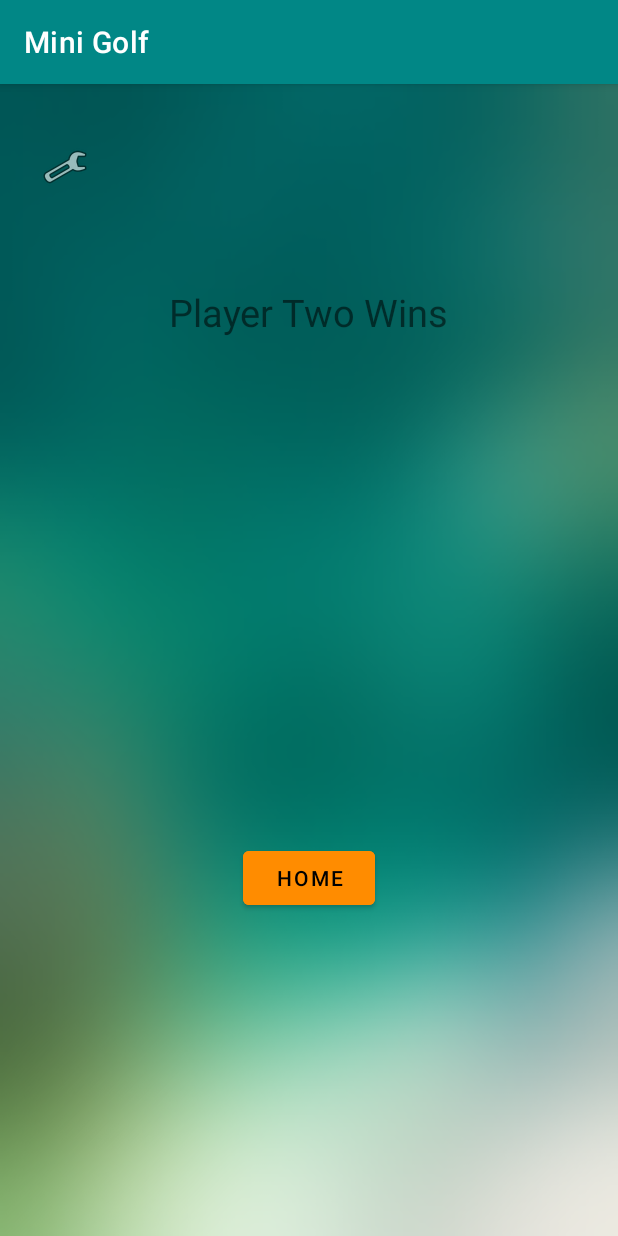
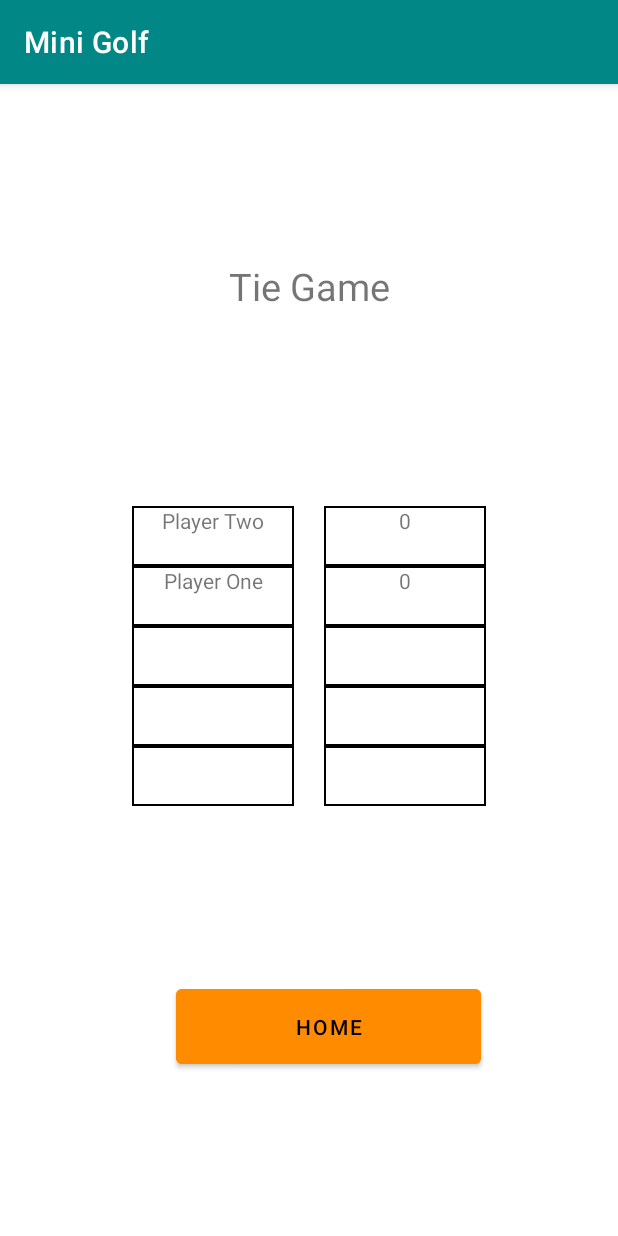
Before and after one commit to cordovaom/team100_miniGolfApp, an Android app: the ScoreCard screen opened directly, with no data from a screen before it, after a tap on "DONE", on a phone screen of 412 x 824 dp. Run offline under Robolectric (Android 15) with nearby library versions, the phone set to English and light mode, and no system bars.

Commit message:
Added basic score board to results page.

```diff
--- a/app/src/main/java/edu/vcu/team100_minigolfapp/Results.java
+++ b/app/src/main/java/edu/vcu/team100_minigolfapp/Results.java
@@ -6,7 +6,6 @@ import android.content.Intent;
 import android.os.Bundle;
 import android.view.View;
 import android.widget.Button;
-import android.widget.ImageButton;
 import android.widget.TextView;
 
 public class Results extends AppCompatActivity {
@@ -16,34 +15,41 @@ public class Results extends AppCompatActivity {
         super.onCreate(savedInstanceState);
         setContentView(R.layout.activity_results);
 
-        Boolean winner = getIntent().getBooleanExtra("playerOneWins", false);
-        //TextView winner = findViewById(R.id.resultsWinner);
-        //winner.setText(getIntent().getStringExtra("winner"));
+        String winner = getIntent().getStringExtra("winner");
+        String P1Name = getIntent().getStringExtra("P1Name");
+        String P2Name = getIntent().getStringExtra("P2Name");
+        /*String P3Name = getIntent().getStringExtra("P3Name");
+        String P4Name = getIntent().getStringExtra("P4Name");
+        String P5Name = getIntent().getStringExtra("P5Name");*/
+        String P1Score = getIntent().getStringExtra("P1Score");
+        String P2Score = getIntent().getStringExtra("P2Score");
+        /*int P3Score = getIntent().getIntExtra("P3Score", -1);
+        int P4Score = getIntent().getIntExtra("P4Score", -1);
+        int P5Score = getIntent().getIntExtra("P5Score", -1);*/
 
-        if(winner){
-            ((View)findViewById(R.id.playerOneView)).setVisibility(View.VISIBLE);
+        if(!winner.equals("Tie")){
+            ((TextView)findViewById(R.id.WinnerName)).setText(winner + " Wins");
+            ((TextView)findViewById(R.id.P1Name)).setText(P1Name);
+            ((TextView)findViewById(R.id.P2Name)).setText(P2Name);
+            ((TextView)findViewById(R.id.P1Score)).setText(P1Score);
+            ((TextView)findViewById(R.id.P2Score)).setText(P2Score);
         } else {
-            ((View)findViewById(R.id.playerTwoView)).setVisibility(View.VISIBLE);
+            ((TextView)findViewById(R.id.WinnerName)).setText("Tie Game");
+            ((TextView)findViewById(R.id.P1Name)).setText(P2Name);
+            ((TextView)findViewById(R.id.P2Name)).setText(P1Name);
+            ((TextView)findViewById(R.id.P1Score)).setText(P2Score);
+            ((TextView)findViewById(R.id.P2Score)).setText(P1Score);
         }
 
         Button home = findViewById(R.id.resultsHome);
         home.setOnClickListener(new View.OnClickListener() {
             @Override
             public void onClick(View v) {
-                ((View)findViewById(R.id.playerOneView)).setVisibility(View.INVISIBLE);
+                ((TextView)findViewById(R.id.WinnerName)).setText("");
                 Intent intent = new Intent(v.getContext(), MainActivity.class);
                 startActivity(intent);
             }
         });
 
-        ImageButton settings = findViewById(R.id.resultsSettingsButton);
-        settings.setOnClickListener(new View.OnClickListener() {
-            @Override
-            public void onClick(View v) {
-                ((View)findViewById(R.id.playerTwoView)).setVisibility(View.INVISIBLE);
-                Intent intent = new Intent(v.getContext(), Settings.class);
-                startActivity(intent);
-            }
-        });
     }
 }
--- a/app/src/main/java/edu/vcu/team100_minigolfapp/ScoreCard.java
+++ b/app/src/main/java/edu/vcu/team100_minigolfapp/ScoreCard.java
@@ -44,10 +44,14 @@ public class ScoreCard extends AppCompatActivity {
 
                 System.out.println("Player 1 Total: " + player1Total);
                 System.out.println("Player 2 Total: " + player2Total);
-                Boolean winner = (player1Total<player2Total);
+                String winner = ((player1Total<player2Total) ? "Player One" : (player2Total<player1Total) ? "Player Two":"Tie");
 
                 Intent intent = new Intent(v.getContext(), Results.class);
-                intent.putExtra("playerOneWins", winner);
+                intent.putExtra("winner", winner);
+                intent.putExtra("P1Name", "Player One");
+                intent.putExtra("P1Score", String.valueOf(player1Total));
+                intent.putExtra("P2Name", "Player Two");
+                intent.putExtra("P2Score", String.valueOf(player2Total));
                 startActivity(intent);
             }
         });
--- a/app/src/main/java/edu/vcu/team100_minigolfapp/Settings.java
+++ b/app/src/main/java/edu/vcu/team100_minigolfapp/Settings.java
@@ -19,14 +19,7 @@ public class Settings extends AppCompatActivity {
         //settings_Button =(ImageButton) findViewById(R.id.settings);
         course_Button =(Button) findViewById(R.id.courses_button);
 
-        //listener for courses button
-        course_Button.setOnClickListener(new View.OnClickListener() {
-            @Override
-            public void onClick(View v) {
-                openCourse();
 
-            }
-        });
         //listner for settings
 //        settings_Button.setOnClickListener(new View.OnClickListener() {
 //            @Override
@@ -40,8 +33,5 @@ public class Settings extends AppCompatActivity {
 //        Intent intent = new Intent(this,Settings.class);
 //        startActivity(intent);
 //    }
-    public void openCourse(){
-        Intent intentTwo = new Intent(this,EditCourse.class);
-        startActivity(intentTwo);
-    }
+
 }
--- a/app/src/main/res/layout/activity_results.xml
+++ b/app/src/main/res/layout/activity_results.xml
@@ -4,60 +4,141 @@
     xmlns:tools="http://schemas.android.com/tools"
     android:layout_width="match_parent"
     android:layout_height="match_parent"
-    android:background="@drawable/background2"
     tools:context=".Results">
+    <!--android:background="@drawable/background2"-->
+
 
     <Button
         android:id="@+id/resultsHome"
-        android:layout_width="wrap_content"
-        android:layout_height="wrap_content"
+        android:layout_width="203dp"
+        android:layout_height="62dp"
         android:backgroundTint="#ff8C00"
         android:text="@string/home"
         app:layout_constraintBottom_toBottomOf="parent"
         app:layout_constraintEnd_toEndOf="parent"
+        app:layout_constraintHorizontal_bias="0.563"
         app:layout_constraintStart_toStartOf="parent"
         app:layout_constraintTop_toTopOf="parent"
-        app:layout_constraintVertical_bias="0.702" />
-
-
-    <ImageButton
-        android:id="@+id/resultsSettingsButton"
-        android:layout_width="54dp"
-        android:layout_height="46dp"
-        android:layout_marginTop="16dp"
-        android:background="@null"
-        app:layout_constraintBottom_toBottomOf="parent"
-        app:layout_constraintEnd_toEndOf="parent"
-        app:layout_constraintHorizontal_bias="0.045"
-        app:layout_constraintStart_toStartOf="parent"
-        app:layout_constraintTop_toTopOf="parent"
-        app:layout_constraintVertical_bias="0.023"
-        app:srcCompat="@android:drawable/ic_menu_manage" />
+        app:layout_constraintVertical_bias="0.846" />
 
     <TextView
-        android:id="@+id/playerOneView"
-        android:layout_width="wrap_content"
-        android:layout_height="wrap_content"
+        android:id="@+id/WinnerName"
+        android:layout_width="216dp"
+        android:layout_height="40dp"
         android:text="@string/playerOne"
+        android:textAlignment="center"
         android:textSize="25dp"
-        android:visibility="invisible"
+        android:visibility="visible"
         app:layout_constraintBottom_toTopOf="@+id/resultsHome"
         app:layout_constraintEnd_toEndOf="parent"
         app:layout_constraintStart_toStartOf="parent"
         app:layout_constraintTop_toTopOf="parent"
-        app:layout_constraintVertical_bias="0.286"/>
+        app:layout_constraintVertical_bias="0.211" />
 
     <TextView
-        android:id="@+id/playerTwoView"
-        android:layout_width="wrap_content"
-        android:layout_height="wrap_content"
-        android:text="@string/playerTwo"
-        android:textSize="25dp"
-        android:visibility="invisible"
+        android:id="@+id/P1Name"
+        android:layout_width="108dp"
+        android:layout_height="40dp"
+        android:layout_marginStart="88dp"
+        android:layout_marginTop="124dp"
+        android:background="@drawable/back"
+        android:textAlignment="center"
+        app:layout_constraintStart_toStartOf="parent"
+        app:layout_constraintTop_toBottomOf="@+id/WinnerName" />
+
+    <TextView
+        android:id="@+id/P3Score"
+        android:layout_width="108dp"
+        android:layout_height="40dp"
+        android:layout_marginEnd="88dp"
+        android:background="@drawable/back"
+        android:textAlignment="center"
+        app:layout_constraintEnd_toEndOf="parent"
+        app:layout_constraintTop_toBottomOf="@+id/P2Score" />
+
+    <TextView
+        android:id="@+id/P2Score"
+        android:layout_width="108dp"
+        android:layout_height="40dp"
+        android:layout_marginEnd="88dp"
+        android:background="@drawable/back"
+        android:textAlignment="center"
+        app:layout_constraintEnd_toEndOf="parent"
+        app:layout_constraintTop_toBottomOf="@+id/P1Score" />
+
+    <TextView
+        android:id="@+id/P4Score"
+        android:layout_width="108dp"
+        android:layout_height="40dp"
+        android:layout_marginEnd="88dp"
+        android:background="@drawable/back"
+        android:textAlignment="center"
+        app:layout_constraintEnd_toEndOf="parent"
+        app:layout_constraintTop_toBottomOf="@+id/P3Score" />
+
+    <TextView
+        android:id="@+id/P5Score"
+        android:layout_width="108dp"
+        android:layout_height="40dp"
+        android:layout_marginEnd="88dp"
+        android:background="@drawable/back"
+        android:textAlignment="center"
         app:layout_constraintBottom_toTopOf="@+id/resultsHome"
         app:layout_constraintEnd_toEndOf="parent"
+        app:layout_constraintTop_toBottomOf="@+id/P4Score"
+        app:layout_constraintVertical_bias="0.0" />
+
+    <TextView
+        android:id="@+id/P1Score"
+        android:layout_width="108dp"
+        android:layout_height="40dp"
+        android:layout_marginTop="124dp"
+        android:layout_marginEnd="88dp"
+        android:background="@drawable/back"
+        android:textAlignment="center"
+        app:layout_constraintEnd_toEndOf="parent"
+        app:layout_constraintTop_toBottomOf="@+id/WinnerName" />
+
+    <TextView
+        android:id="@+id/P2Name"
+        android:layout_width="108dp"
+        android:layout_height="40dp"
+        android:layout_marginStart="88dp"
+        android:background="@drawable/back"
+        android:textAlignment="center"
         app:layout_constraintStart_toStartOf="parent"
-        app:layout_constraintTop_toTopOf="parent"
-        app:layout_constraintVertical_bias="0.286" />
+        app:layout_constraintTop_toBottomOf="@+id/P1Name" />
+
+    <TextView
+        android:id="@+id/P5Name"
+        android:layout_width="108dp"
+        android:layout_height="40dp"
+        android:layout_marginStart="88dp"
+        android:background="@drawable/back"
+        android:textAlignment="center"
+        app:layout_constraintBottom_toTopOf="@+id/resultsHome"
+        app:layout_constraintStart_toStartOf="parent"
+        app:layout_constraintTop_toBottomOf="@+id/P4Name"
+        app:layout_constraintVertical_bias="0.0" />
+
+    <TextView
+        android:id="@+id/P4Name"
+        android:layout_width="108dp"
+        android:layout_height="40dp"
+        android:layout_marginStart="88dp"
+        android:background="@drawable/back"
+        android:textAlignment="center"
+        app:layout_constraintStart_toStartOf="parent"
+        app:layout_constraintTop_toBottomOf="@+id/P3Name" />
+
+    <TextView
+        android:id="@+id/P3Name"
+        android:layout_width="108dp"
+        android:layout_height="40dp"
+        android:layout_marginStart="88dp"
+        android:background="@drawable/back"
+        android:textAlignment="center"
+        app:layout_constraintStart_toStartOf="parent"
+        app:layout_constraintTop_toBottomOf="@+id/P2Name" />
 
 </androidx.constraintlayout.widget.ConstraintLayout>
```
